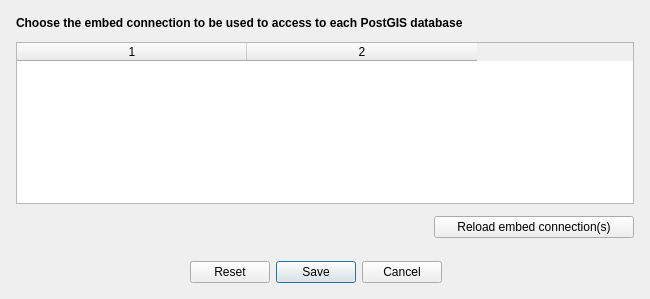
Above: ui/db_connections/ui_db_connections.ui from isogeo/isogeo-plugin-qgis before the change. Below: the same form after it.
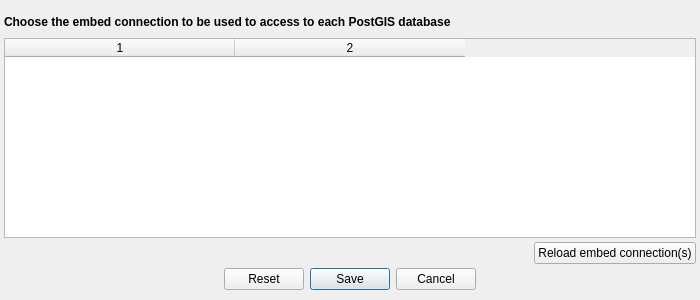
That is the form after the change. Icons and pictures are not drawn.

```diff
--- a/ui/db_connections/ui_db_connections.ui
+++ b/ui/db_connections/ui_db_connections.ui
@@ -9,14 +9,20 @@
    <rect>
     <x>0</x>
     <y>0</y>
-    <width>650</width>
-    <height>299</height>
+    <width>700</width>
+    <height>300</height>
    </rect>
   </property>
+  <property name="sizePolicy">
+   <sizepolicy hsizetype="Fixed" vsizetype="Fixed">
+    <horstretch>0</horstretch>
+    <verstretch>0</verstretch>
+   </sizepolicy>
+  </property>
   <property name="minimumSize">
    <size>
-    <width>650</width>
-    <height>200</height>
+    <width>700</width>
+    <height>300</height>
    </size>
   </property>
   <property name="maximumSize">
@@ -48,25 +54,40 @@
    <bool>true</bool>
   </property>
   <layout class="QGridLayout" name="gridLayout">
+   <property name="leftMargin">
+    <number>4</number>
+   </property>
+   <property name="topMargin">
+    <number>4</number>
+   </property>
+   <property name="rightMargin">
+    <number>4</number>
+   </property>
+   <property name="bottomMargin">
+    <number>4</number>
+   </property>
+   <property name="spacing">
+    <number>0</number>
+   </property>
    <item row="0" column="0">
     <layout class="QVBoxLayout" name="verticalLayout">
      <property name="spacing">
-      <number>12</number>
+      <number>4</number>
      </property>
      <property name="sizeConstraint">
       <enum>QLayout::SetDefaultConstraint</enum>
      </property>
      <property name="leftMargin">
-      <number>5</number>
+      <number>0</number>
      </property>
      <property name="topMargin">
-      <number>5</number>
+      <number>0</number>
      </property>
      <property name="rightMargin">
-      <number>5</number>
+      <number>0</number>
      </property>
      <property name="bottomMargin">
-      <number>5</number>
+      <number>0</number>
      </property>
      <item>
       <widget class="QLabel" name="label">
@@ -76,10 +97,16 @@
          <verstretch>0</verstretch>
         </sizepolicy>
        </property>
+       <property name="minimumSize">
+        <size>
+         <width>0</width>
+         <height>25</height>
+        </size>
+       </property>
        <property name="maximumSize">
         <size>
-         <width>600</width>
-         <height>20</height>
+         <width>16777215</width>
+         <height>25</height>
         </size>
        </property>
        <property name="font">
@@ -97,6 +124,9 @@
        <property name="scaledContents">
         <bool>true</bool>
        </property>
+       <property name="wordWrap">
+        <bool>true</bool>
+       </property>
       </widget>
      </item>
      <item>
@@ -174,6 +204,9 @@
      </item>
      <item>
       <layout class="QHBoxLayout" name="horizontalLayout_2">
+       <property name="spacing">
+        <number>0</number>
+       </property>
        <item>
         <spacer name="horizontalSpacer">
          <property name="orientation">
@@ -189,9 +222,15 @@
        </item>
        <item>
         <widget class="QPushButton" name="btn_reload_conn">
+         <property name="sizePolicy">
+          <sizepolicy hsizetype="Fixed" vsizetype="Fixed">
+           <horstretch>0</horstretch>
+           <verstretch>0</verstretch>
+          </sizepolicy>
+         </property>
          <property name="minimumSize">
           <size>
-           <width>200</width>
+           <width>0</width>
            <height>0</height>
           </size>
          </property>
@@ -208,24 +247,17 @@
        </item>
       </layout>
      </item>
-     <item>
-      <spacer name="verticalSpacer">
-       <property name="orientation">
-        <enum>Qt::Vertical</enum>
-       </property>
-       <property name="sizeHint" stdset="0">
-        <size>
-         <width>20</width>
-         <height>40</height>
-        </size>
-       </property>
-      </spacer>
-     </item>
      <item>
       <widget class="QDialogButtonBox" name="btnbox">
+       <property name="minimumSize">
+        <size>
+         <width>0</width>
+         <height>0</height>
+        </size>
+       </property>
        <property name="maximumSize">
         <size>
-         <width>600</width>
+         <width>700</width>
          <height>16777215</height>
         </size>
        </property>
```
Left out of the diff: 8 changed lines with no effect on the pictures.
